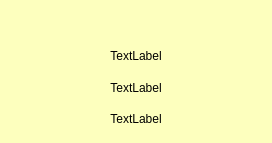
This is ui/frmShowFicha.ui in turulomio/glparchis as Qt 5 draws it before an edit. The edited form follows.
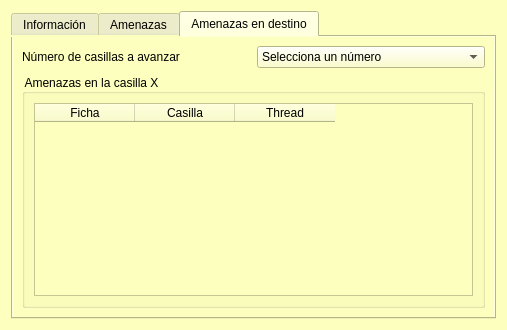
This is the edited form. The open tabs and pages were chosen to show the change. Icons and pictures are not drawn.

Commit message: Añadido soporte para amenazas, viendola en showficha y estabilizando

The edit to the form file:
```diff
--- a/ui/frmShowFicha.ui
+++ b/ui/frmShowFicha.ui
@@ -6,8 +6,8 @@
    <rect>
     <x>0</x>
     <y>0</y>
-    <width>272</width>
-    <height>143</height>
+    <width>507</width>
+    <height>330</height>
    </rect>
   </property>
   <property name="windowTitle">
@@ -16,6 +16,16 @@
   <property name="styleSheet">
    <string notr="true">background-color: rgb(253, 255, 190);</string>
   </property>
+  <layout class="QHBoxLayout" name="horizontalLayout">
+   <item>
+    <widget class="QTabWidget" name="tabWidget">
+     <property name="currentIndex">
+      <number>1</number>
+     </property>
+     <widget class="QWidget" name="tab">
+      <attribute name="title">
+       <string>Información</string>
+      </attribute>
   <layout class="QHBoxLayout" name="horizontalLayout_2">
    <item>
     <layout class="QVBoxLayout" name="verticalLayout">
@@ -63,6 +73,143 @@
       </widget>
      </item>
     </layout>
+       </item>
+      </layout>
+     </widget>
+     <widget class="QWidget" name="tab_2">
+      <attribute name="title">
+       <string>Amenazas</string>
+      </attribute>
+      <layout class="QHBoxLayout" name="horizontalLayout_3">
+       <item>
+        <widget class="QTableWidget" name="tblAmenazas">
+         <column>
+          <property name="text">
+           <string>Ficha</string>
+          </property>
+         </column>
+         <column>
+          <property name="text">
+           <string>Casilla</string>
+          </property>
+         </column>
+         <column>
+          <property name="text">
+           <string>Thread</string>
+          </property>
+         </column>
+        </widget>
+       </item>
+      </layout>
+     </widget>
+     <widget class="QWidget" name="tab_3">
+      <attribute name="title">
+       <string>Amenazas en destino</string>
+      </attribute>
+      <layout class="QHBoxLayout" name="horizontalLayout_6">
+       <item>
+        <layout class="QVBoxLayout" name="verticalLayout_3">
+         <item>
+          <layout class="QHBoxLayout" name="horizontalLayout_4">
+           <item>
+            <widget class="QLabel" name="label">
+             <property name="text">
+              <string>Número de casillas a avanzar</string>
+             </property>
+            </widget>
+           </item>
+           <item>
+            <widget class="QComboBox" name="cmbDestino">
+             <property name="sizeAdjustPolicy">
+              <enum>QComboBox::AdjustToContents</enum>
+             </property>
+             <item>
+              <property name="text">
+               <string>Selecciona un número</string>
+              </property>
+             </item>
+             <item>
+              <property name="text">
+               <string>1</string>
+              </property>
+             </item>
+             <item>
+              <property name="text">
+               <string>2</string>
+              </property>
+             </item>
+             <item>
+              <property name="text">
+               <string>3</string>
+              </property>
+             </item>
+             <item>
+              <property name="text">
+               <string>4</string>
+              </property>
+             </item>
+             <item>
+              <property name="text">
+               <string>5</string>
+              </property>
+             </item>
+             <item>
+              <property name="text">
+               <string>6</string>
+              </property>
+             </item>
+             <item>
+              <property name="text">
+               <string>7</string>
+              </property>
+             </item>
+             <item>
+              <property name="text">
+               <string>10</string>
+              </property>
+             </item>
+             <item>
+              <property name="text">
+               <string>20</string>
+              </property>
+             </item>
+            </widget>
+           </item>
+          </layout>
+         </item>
+         <item>
+          <widget class="QGroupBox" name="group">
+           <property name="title">
+            <string>Amenazas en la casilla X</string>
+           </property>
+           <layout class="QHBoxLayout" name="horizontalLayout_5">
+            <item>
+             <widget class="QTableWidget" name="tblAmenazasDestino">
+              <column>
+               <property name="text">
+                <string>Ficha</string>
+               </property>
+              </column>
+              <column>
+               <property name="text">
+                <string>Casilla</string>
+               </property>
+              </column>
+              <column>
+               <property name="text">
+                <string>Thread</string>
+               </property>
+              </column>
+             </widget>
+            </item>
+           </layout>
+          </widget>
+         </item>
+        </layout>
+       </item>
+      </layout>
+     </widget>
+    </widget>
    </item>
   </layout>
  </widget>
```
Left out of the diff: 20 changed lines with no effect on the pictures. Lines whose indentation alone changed are shown as unchanged. The commit also changes 10 other files.
